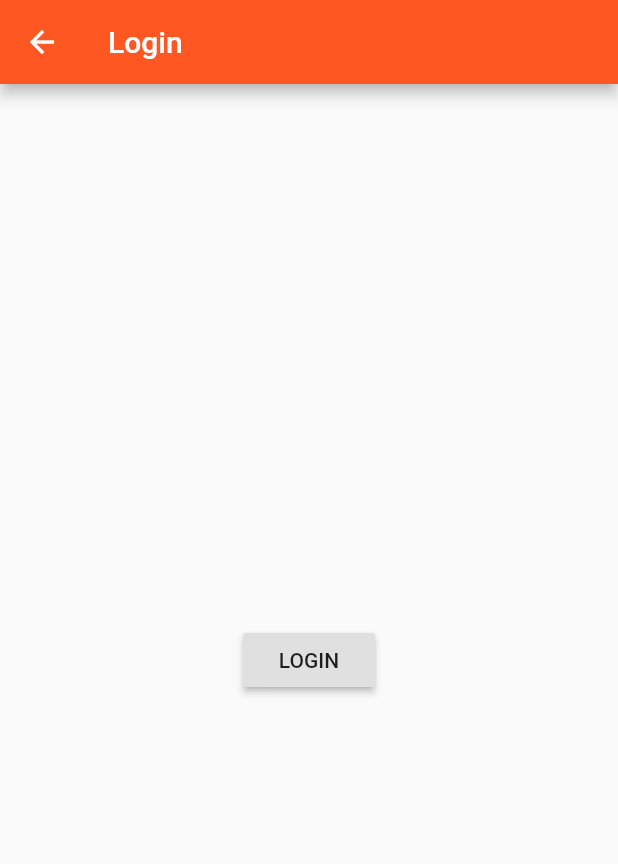
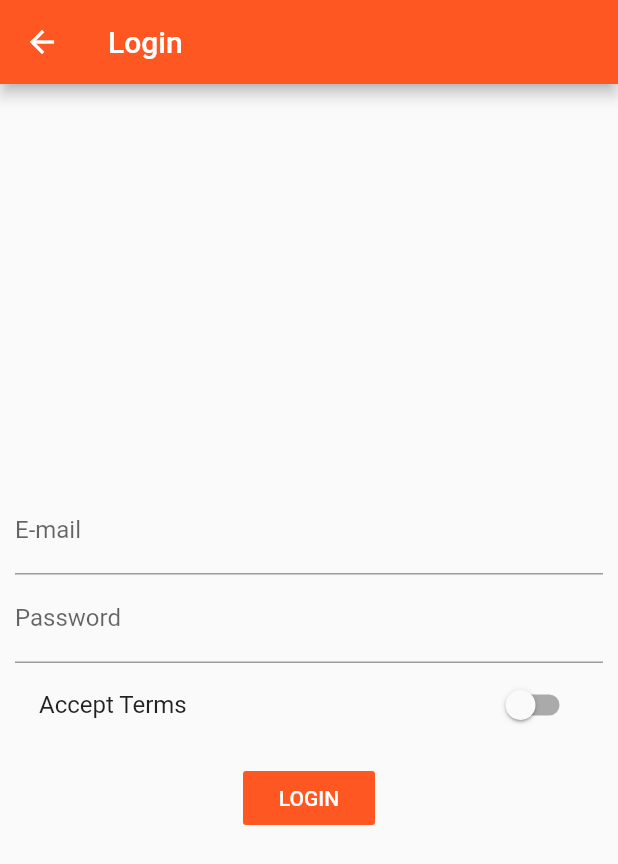
Before and after one commit to psankosik/Flutter-Course, a Flutter app: the AuthPage screen opened directly, on a phone screen of 412 x 824 dp. Shown: the top 864 px of the screen. Run offline on Flutter 3.47's test engine with Material 2 defaults, Android fonts, the phone set to English and light mode, and no system bars.

Commit message:
#15 commit : End user Input part

```diff
--- a/lib/Page/auth.dart
+++ b/lib/Page/auth.dart
@@ -9,14 +9,70 @@ class AuthPage extends StatelessWidget {
         appBar: AppBar(
           title: Text('Login'),
         ),
-      body: Center(
-        child: RaisedButton(
+        body: AuthPageView());
+  }
+}
+
+class AuthPageView extends StatefulWidget {
+  @override
+  State<StatefulWidget> createState() {
+    return _AuthPageViewState();
+  }
+}
+
+class _AuthPageViewState extends State<AuthPageView> {
+  String email;
+  String password;
+  bool acceptTerms = false;
+  @override
+  Widget build(BuildContext context) {
+    return Container(
+        padding: EdgeInsets.all(10),
+        child: Column(
+          mainAxisAlignment: MainAxisAlignment.center,
+          crossAxisAlignment: CrossAxisAlignment.center,
+          children: <Widget>[
+            TextField(
+              onChanged: (value) {
+                setState(() {
+                  email = value;
+                });
+              },
+              keyboardType: TextInputType.emailAddress,
+              decoration: InputDecoration(labelText: 'E-mail'),
+            ),
+            TextField(
+                onChanged: (value) {
+                  setState(() {
+                    password = value;
+                  });
+                },
+                obscureText: true,
+                decoration: InputDecoration(
+                  labelText: 'Password',
+                )),
+            SwitchListTile(
+              value: acceptTerms,
+              onChanged: (bool value) {
+                setState(() {
+                  acceptTerms = value;
+                });
+              },
+              title: Text('Accept Terms'),
+            ),
+            SizedBox(
+              height: 10.0,
+            ),
+            FlatButton(
+              color: Theme.of(context).primaryColor,
+              textColor: Colors.white,
               child: Text('LOGIN'),
               onPressed: () {
-            Navigator.pushReplacementNamed(context, '/');
+                debugPrint(email);
+                Navigator.pushReplacementNamed(context, '/products');
               },
             ),
-      ),
-    );
+          ],
+        ));
   }
 }
--- a/lib/Page/products_admin.dart
+++ b/lib/Page/products_admin.dart
@@ -24,7 +24,7 @@ class ProductsAdminPage extends StatelessWidget {
               ListTile(
                 title: Text('All Products'),
                 onTap: () {
-                  Navigator.pushReplacementNamed(context, '/');
+                  Navigator.pushReplacementNamed(context, '/products');
                 },
               )
             ],
--- a/lib/main.dart
+++ b/lib/main.dart
@@ -46,7 +46,7 @@ class _MyAppState extends State<MyApp> {
           accentColor: Colors.deepPurple),
       // home: AuthPage(),
       routes: {
-        '/': (BuildContext context) => ProductsPage(_products),
+        '/': (BuildContext context) => AuthPage(),
         '/admin': (BuildContext context) =>
             ProductsAdminPage(_addProduct, _deleteProduct),
       },
```
Also changed, not shown: lib/Page/product_create.dart (+10 -10 lines). Lines whose indentation alone changed are shown as unchanged.
